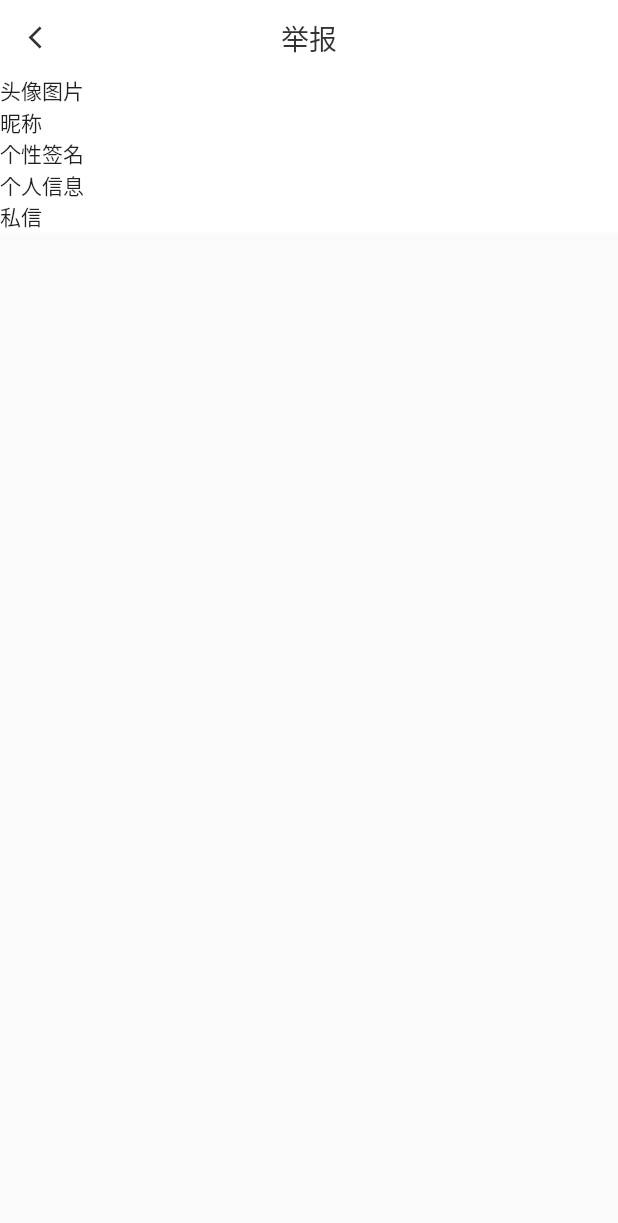
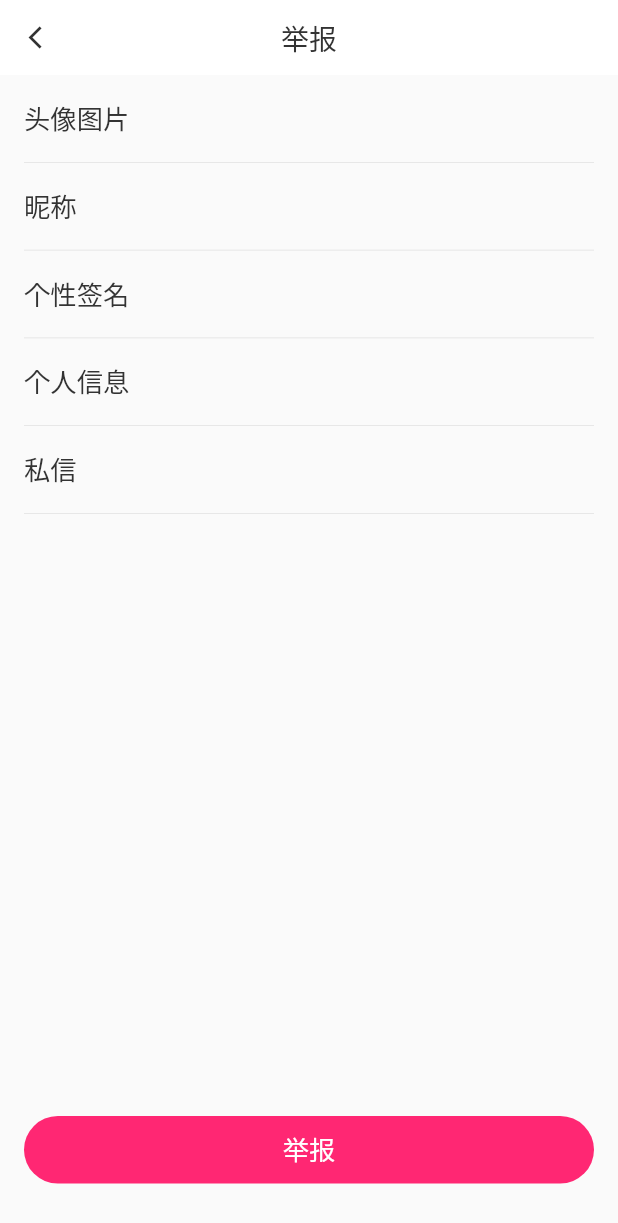
Before and after one commit to wlong800/easy_net_core, a Flutter app: the ComplaintOfUserPage screen opened directly, on a phone screen of 412 x 824 dp. Shown: the top 1223 px of the screen. Run offline on Flutter 3.47's test engine with Material 2 defaults, Android fonts, the phone set to English and light mode, and no system bars; our stand-ins replace dio, flutter_screenutil, flutter_swipe_action_cell, get_it, pull_to_refresh; missing offline and left inert: all_future_plugin; network calls fail.

Commit message:
添加举报页

```diff
--- a/lib/base/common/lang.dart
+++ b/lib/base/common/lang.dart
@@ -11,8 +11,6 @@ import 'channel_tools.dart';
 import 'logger.dart';
 
 /// 封装一些常用的函数
-
-
 
 ///去除空格换换行
 String removeSpaces(String? value) {
@@ -80,7 +78,7 @@ int toInt(value, {int defaultValue = -1}) {
 String toString2(value, {String defaultValue = ""}) {
   if (value is int || value is double) return value.toString();
   if (value is String) return value;
- return defaultValue;
+  return defaultValue;
 }
 
 bool toBool(value) {
@@ -103,8 +101,7 @@ String getLimitText(value, {required int maxLen, String ellipsis = "..."}) {
 }
 
 ///类似android中 startActivity
-push(BuildContext context, Widget route,
-    {bool replace = false}) async {
+push(BuildContext context, Widget route, {bool replace = false}) async {
   if (replace) {
     await Navigator.pushReplacement(context,
         CupertinoPageRoute(builder: (context) {
@@ -133,7 +130,7 @@ double getScreenHeight() {
 pop(BuildContext context, {bool system = false}) {
   if (system) {
     // SystemNavigator.pop();
-    // Navigator.pop(context);
+    Navigator.pop(context);
     systemPop();
   } else {
     Navigator.pop(context);
--- a/lib/page/cell/complaint_option_cell.dart
+++ b/lib/page/cell/complaint_option_cell.dart
@@ -1,27 +1,39 @@
 import 'package:app/base/common/lang.dart';
 import 'package:app/base/common/resource.dart';
 import 'package:app/page/models/complaint_option.dart';
+import 'package:flutter/material.dart';
 import 'package:flutter/widgets.dart';
 
 class ComplaintOptionCell extends StatelessWidget {
   final ComplaintOption option;
+
   const ComplaintOptionCell({Key? key, required this.option}) : super(key: key);
+
   @override
   Widget build(BuildContext context) {
-      return Container(
-        decoration: BoxDecoration(
-          color: R.color_white
-        ),
-        child: Column(
-          children: [
-            Row(
-              children: [
-                Text(toString2(option.option)),
-              ],
-            )
-          ],
-        )
-      );
+    return Padding(
+      padding: EdgeInsets.symmetric(horizontal: 16.0),
+      child: Container(
+          padding: EdgeInsets.symmetric(vertical: 16.0),
+          decoration: MyBoxDecoration.bottomDecoration(
+              color: R.color_divider_1, width: 0.5),
+          child: Row(
+            children: [
+              Expanded(
+                  child: Text(
+                toString2(option.option),
+                style:
+                    TextStyle(color: R.color_font_1, fontSize: sp(Sp.font_big)),
+              )),
+              Offstage(
+                offstage: !option.checked,
+                child: Image.asset(
+                  "images/icon_message_icon_location_checked.png",
+                  width: 22.0,
+                ),
+              )
+            ],
+          )),
+    );
   }
-
 }
--- a/lib/page/complaint_of_user_page.dart
+++ b/lib/page/complaint_of_user_page.dart
@@ -1,5 +1,9 @@
+import 'package:app/base/common/channel_tools.dart';
+import 'package:app/base/common/lang.dart';
 import 'package:app/base/common/resource.dart';
+import 'package:app/base/common/touch_callback.dart';
 import 'package:app/base/widget/common_ui_kit.dart';
+import 'package:app/base/widget/dialog/base_dialog.dart';
 import 'package:app/page/cell/complaint_option_cell.dart';
 import 'package:flutter/material.dart';
 
@@ -18,23 +22,64 @@ class ComplaintSelectState extends State<ComplaintOfUserPage> {
     ComplaintOption(option: "昵称"),
     ComplaintOption(option: "个性签名"),
     ComplaintOption(option: "个人信息"),
-    ComplaintOption(option: "私信")];
+    ComplaintOption(option: "私信")
+  ];
+
   @override
   Widget build(BuildContext context) {
     initScreenUtil(context);
     return Scaffold(
       appBar: WMPreferredSize("举报"),
-      body: ListView.builder(
-        shrinkWrap: true,
-        itemBuilder: (BuildContext context, int index) {
-          return ComplaintOptionCell(
-              key: ValueKey(_options[index]),
-              option:_options[index]);
-        },
-        itemCount:_options.length
+      body: Column(
+        children: [
+          Expanded(
+            child: ListView.builder(
+                shrinkWrap: true,
+                itemBuilder: (BuildContext context, int index) {
+                  return TouchCallBack(
+                    child: ComplaintOptionCell(
+                        key: ValueKey(_options[index]),
+                        option: _options[index]),
+                    onPressed: () {
+                      _options[index].checked = !_options[index].checked;
+                      setState(() {});
+                    },
+                  );
+                },
+                itemCount: _options.length),
+          ),
+          Container(
+            padding: EdgeInsets.only(
+                top: 10.0, left: 16.0, right: 16.0, bottom: 35.0),
+            child: TouchCallBack(
+              child: Container(
+                height: 45.0,
+                alignment: Alignment.center,
+                child: Text(
+                  "举报",
+                  style:
+                      TextStyle(color: Colors.white, fontSize: sp(Sp.font_big)),
+                ),
+                decoration: MyBoxDecoration.all(radius: 23.0, color: R.color_1),
+              ),
+              onPressed: () {
+                var canReport = false;
+                _options.forEach((element) {
+                  if (element.checked) canReport = true;
+                });
+                if (!canReport) {
+                  Channel.showNativeToast(msg: "请选择举报内容");
+                  return;
+                }
+                showDialogLoadingKt(context);
+                Future.delayed(Duration(seconds: 1), () {
+                  pop(context, system: true);
+                });
+              },
+            ),
+          )
+        ],
       ),
-
     );
   }
-
 }
--- a/lib/router.dart
+++ b/lib/router.dart
@@ -10,6 +10,8 @@ Widget pushPageByRouter(String scheme) {
     return CustomContactsAddPage(
       isSystemPop: true,
     );
+  } else if (scheme == "/report") {
+    return ComplaintOfUserPage();
   }
-  return ComplaintOfUserPage();
+  return CustomContactsPage();
 }
--- a/pubspec.yaml
+++ b/pubspec.yaml
@@ -59,6 +59,7 @@ flutter:
     - images/icon_dialog_loading.webp
     - images/icon_no_wifi.png
     - images/icon_nothing.png
+    - images/icon_message_icon_location_checked.png
 
   # An image asset can refer to one or more resolution-specific "variants", see
   # https://flutter.dev/assets-and-images/#resolution-aware.
```
Also changed, not shown: images/icon_message_icon_location_checked.png (added).
